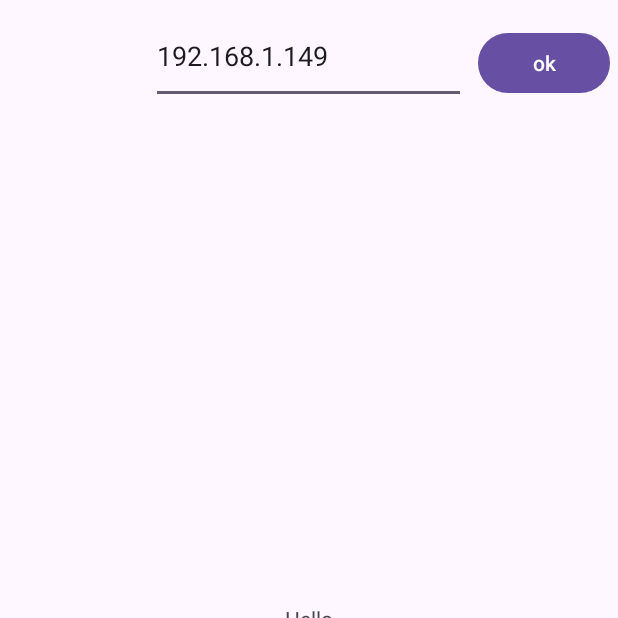
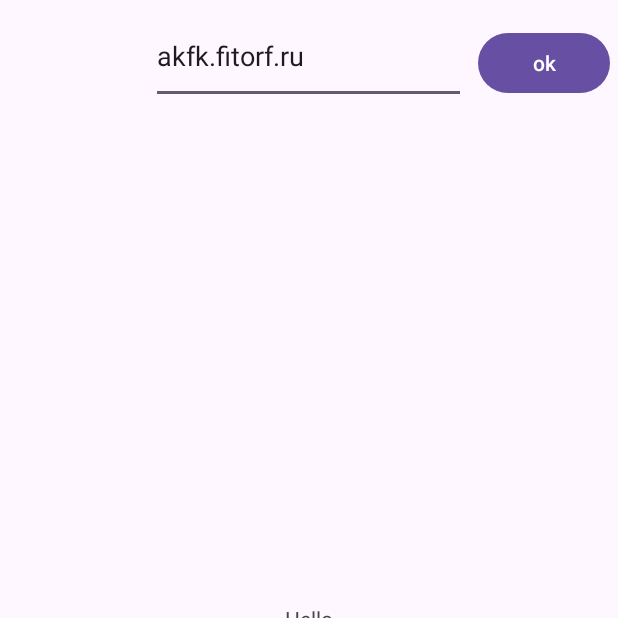
Before and after one commit to Stas-Shlyckov-1988/android_api, an Android app: the screen it shows after launch (MainActivity), on a phone screen of 412 x 824 dp, the top half of it. Run offline under Robolectric (Android 15) with nearby library versions, the phone set to English and light mode, and no system bars.

Commit message:
akfk.fitorf.ru domen test

```diff
--- a/app/src/main/java/com/example/json_view/MainActivity.kt
+++ b/app/src/main/java/com/example/json_view/MainActivity.kt
@@ -22,7 +22,7 @@ class MainActivity : AppCompatActivity() {
             Log.d("BUTTONS", "User tapped the Supabutton")
             GlobalScope.launch(Dispatchers.IO) {
                 val editText: EditText = findViewById(R.id.editTextText) as EditText
-                val url = URL("http://" + editText.text + "/api/sur/list")
+                val url = URL("https://" + editText.text + "/api/sur/list")
                 val httpURLConnection = url.openConnection() as HttpURLConnection
                 httpURLConnection.setRequestProperty("Accept", "application/json") // The format of response we want to get from the server
                 httpURLConnection.requestMethod = "GET"
--- a/app/src/main/res/layout/activity_main.xml
+++ b/app/src/main/res/layout/activity_main.xml
@@ -23,7 +23,7 @@
         android:layout_marginStart="1dp"
         android:ems="10"
         android:inputType="text"
-        android:text="192.168.1.149"
+        android:text="akfk.fitorf.ru"
         app:layout_constraintBottom_toTopOf="@+id/content"
         app:layout_constraintEnd_toEndOf="parent"
         app:layout_constraintHorizontal_bias="0.495"
```
